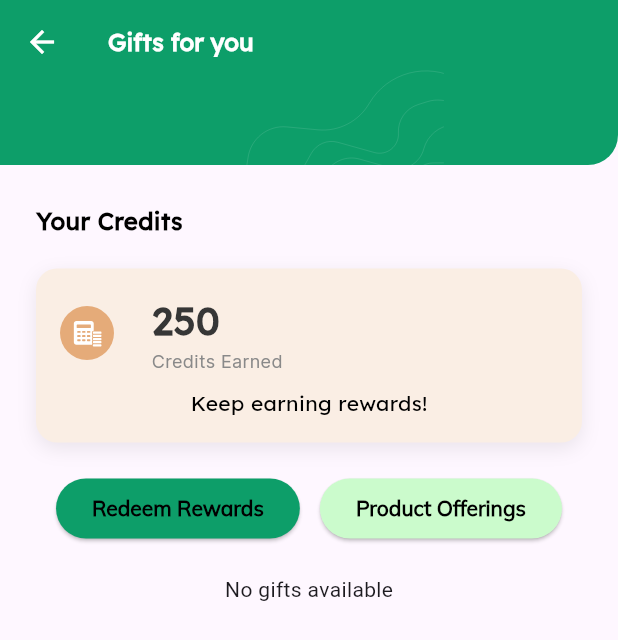
After one commit to hasthiya99/wattchecker-flutter, a Flutter app: the GiftsForYou screen opened directly, after a tap on "Redeem Rewards", on a phone screen of 412 x 824 dp. The commit adds this screen. Shown: the top 640 px of the screen. Run offline on Flutter 3.47's test engine with Material 3 defaults, Android fonts, the phone set to English and light mode, and no system bars; our stand-ins replace camera, dio, fl_chart, flutter_dash, flutter_svg, image_cropper and 3 more; missing offline and left inert: qr_code_scanner; accounts and stored records are empty; network calls fail.

Commit message:
update gifts page

```diff
--- /dev/null
+++ b/lib/screens/gifts_for_you.dart
@@ -0,0 +1,228 @@
+import 'package:flutter/material.dart';
+import 'package:flutter_svg/svg.dart';
+import 'package:dio/dio.dart';
+import 'package:wattchecker/constants/colors.dart';
+import 'package:wattchecker/constants/styles.dart';
+import 'package:wattchecker/services/api.dart';
+import 'package:wattchecker/widgets/appbar.dart';
+import 'package:wattchecker/widgets/gift_card.dart';
+
+class GiftsForYou extends StatefulWidget {
+  const GiftsForYou({super.key});
+
+  @override
+  State<GiftsForYou> createState() => _GiftsForYouState();
+}
+
+class _GiftsForYouState extends State<GiftsForYou> {
+  String selectedTab = 'Redeem Rewards';
+  List<Gift> redeemRewardsGifts = [];
+  List<Gift> productOfferingsGifts = [];
+  bool isLoading = true;
+
+  @override
+  void initState() {
+    super.initState();
+    _fetchGifts();
+  }
+
+  void _setSelectedTab(String tab) {
+    setState(() {
+      selectedTab = tab;
+    });
+  }
+
+  Future<void> _fetchGifts() async {
+    try {
+      Api api = Api();
+      List<Gift> allGifts = await api.getAllGifts();
+      print('Fetched gifts: $allGifts');
+      setState(() {
+        redeemRewardsGifts =
+            allGifts.where((gift) => !gift.isPhysicalGift).toList();
+        productOfferingsGifts =
+            allGifts.where((gift) => gift.isPhysicalGift).toList();
+        isLoading = false;
+      });
+    } catch (e) {
+      // Handle error here
+      setState(() {
+        isLoading = false;
+      });
+    }
+  }
+
+  Widget _buildGiftCard() {
+    List<Gift> giftsToShow = selectedTab == 'Redeem Rewards'
+        ? redeemRewardsGifts
+        : productOfferingsGifts;
+
+    if (isLoading) {
+      return Center(child: CircularProgressIndicator());
+    }
+
+    if (giftsToShow.isEmpty) {
+      return Center(child: Text('No gifts available'));
+    }
+
+    return Column(
+      children: giftsToShow
+          .map((gift) => GiftCard(
+                imagePath: gift.image,
+                title: gift.name,
+                subtitle: gift.description,
+                credits: gift.creditCount,
+                onRedeem: () {
+                  // Add redeem functionality here
+                },
+              ))
+          .toList(),
+    );
+  }
+
+  @override
+  Widget build(BuildContext context) {
+    return GestureDetector(
+      onTap: () => FocusScope.of(context).unfocus(),
+      child: Scaffold(
+        appBar: AppBarWithoutSearch(
+          title: 'Gifts for you',
+        ),
+        body: CustomScrollView(
+          slivers: [
+            SliverPadding(
+              padding:
+                  const EdgeInsets.symmetric(horizontal: 24, vertical: 16.0),
+              sliver: SliverList(
+                delegate: SliverChildListDelegate(
+                  [
+                    SizedBox(height: 10),
+                    const Text(
+                      'Your Credits',
+                      style: TextStyle(
+                        fontFamily: 'Lexend',
+                        fontSize: 16,
+                        fontWeight: FontWeight.w600,
+                        color: Color.fromARGB(255, 0, 0, 0),
+                      ),
+                      textAlign: TextAlign.justify,
+                    ),
+                    const SizedBox(height: 20),
+                    Container(
+                      decoration: BoxDecoration(
+                          color: creamCardColor,
+                          borderRadius: BorderRadius.all(Radius.circular(14)),
+                          boxShadow: [
+                            defaultShadow(),
+                          ]),
+                      child: Padding(
+                        padding: const EdgeInsets.all(16.0),
+                        child: Column(
+                          crossAxisAlignment: CrossAxisAlignment.start,
+                          children: [
+                            Row(
+                              crossAxisAlignment: CrossAxisAlignment.center,
+                              children: [
+                                SvgPicture.asset(
+                                    'assets/icons/annual_cost.svg'),
+                                const SizedBox(width: 25),
+                                Column(
+                                  crossAxisAlignment: CrossAxisAlignment.start,
+                                  children: [
+                                    Text(
+                                      '250',
+                                      style: const TextStyle(
+                                          fontFamily: 'Lexend',
+                                          fontSize: 26,
+                                          color: textBlack,
+                                          fontWeight: FontWeight.w700),
+                                    ),
+                                    Text(
+                                      'Credits Earned',
+                                      style: TextStyle(
+                                          fontFamily: 'Inter',
+                                          fontSize: 12,
+                                          fontWeight: FontWeight.w400,
+                                          color: textGrey),
+                                    )
+                                  ],
+                                ),
+                              ],
+                            ),
+                            const SizedBox(height: 10),
+                            Center(
+                              child: Text(
+                                'Keep earning rewards!',
+                                style: TextStyle(
+                                  fontFamily: 'Lexend',
+                                  fontSize: 14,
+                                  fontWeight: FontWeight.w400,
+                                  color: Color.fromARGB(255, 0, 0, 0),
+                                ),
+                              ),
+                            ),
+                          ],
+                        ),
+                      ),
+                    ),
+                    const SizedBox(height: 20),
+                    Row(
+                      mainAxisAlignment: MainAxisAlignment.spaceEvenly,
+                      children: [
+                        ElevatedButton(
+                          child: Text('Redeem Rewards'),
+                          onPressed: () => _setSelectedTab('Redeem Rewards'),
+                          style: ElevatedButton.styleFrom(
+                            backgroundColor: selectedTab == 'Redeem Rewards'
+                                ? Color.fromRGBO(13, 158, 105,
+                                    1.0) // Dark green for selected
+                                : Color.fromARGB(
+                                    255, 203, 251, 204), // Default color
+                            foregroundColor: Colors.black,
+                            textStyle: const TextStyle(
+                              fontSize: 14,
+                              fontFamily: 'Mulish',
+                              fontWeight: FontWeight.w700,
+                            ),
+                            shape: RoundedRectangleBorder(
+                              borderRadius: BorderRadius.circular(20),
+                            ),
+                          ),
+                        ),
+                        ElevatedButton(
+                          child: Text('Product Offerings'),
+                          onPressed: () => _setSelectedTab('Product Offerings'),
+                          style: ElevatedButton.styleFrom(
+                            backgroundColor: selectedTab == 'Product Offerings'
+                                ? Color.fromRGBO(13, 158, 105,
+                                    1.0) // Dark green for selected
+                                : Color.fromARGB(
+                                    255, 203, 251, 204), // Default color
+                            foregroundColor: Colors.black,
+                            textStyle: const TextStyle(
+                              fontSize: 14,
+                              fontFamily: 'Mulish',
+                              fontWeight: FontWeight.w700,
+                            ),
+                            shape: RoundedRectangleBorder(
+                              borderRadius: BorderRadius.circular(20),
+                            ),
+                          ),
+                        ),
+                      ],
+                    ),
+                    const SizedBox(height: 20),
+                    isLoading
+                        ? Center(child: CircularProgressIndicator())
+                        : _buildGiftCard(),
+                    const SizedBox(height: 100),
+                  ],
+                ),
+              ),
+            ),
+          ],
+        ),
+      ),
+    );
+  }
+}
--- a/lib/services/api.dart
+++ b/lib/services/api.dart
@@ -4,6 +4,7 @@ import 'package:wattchecker/constants/dummy_data.dart';
 import 'package:wattchecker/models/device_info.dart';
 import 'package:wattchecker/models/api_response.dart';
 import 'package:wattchecker/services/shared_prefs.dart';
+import 'package:wattchecker/widgets/gift_card.dart';
 
 class Api {
 
@@ -132,4 +133,19 @@ class Api {
     }
   }
 
+  Future<List<Gift>> getAllGifts() async {
+    try {
+      Response response = await Dio().get('https://watch.hasthiya.org/gift/getAllGifts');
+      print(response.data);
+      if (response.statusCode == 200 ) {
+        List<dynamic> giftsJson = response.data['result']['result'];
+        return giftsJson.map((json) => Gift.fromJson(json)).toList();
+      } else {
+        throw Exception('Failed to load gifts');
+      }
+    } on DioException catch (e) {
+      throw Exception(e.message);
+    }
+  }
+
 }
--- a/lib/widgets/appbar.dart
+++ b/lib/widgets/appbar.dart
@@ -131,3 +131,64 @@ class FeaturePageAppBar extends StatelessWidget implements PreferredSizeWidget {
     );
   }
 }
+
+
+class AppBarWithoutSearch extends StatelessWidget implements PreferredSizeWidget {
+  final String title;
+  const AppBarWithoutSearch({super.key, required this.title});
+
+  @override
+  Size get preferredSize => const Size.fromHeight(110.0);
+
+  @override
+  Widget build(BuildContext context) {
+    return Container(
+      height: preferredSize.height,
+      decoration: const BoxDecoration(
+        borderRadius: BorderRadius.only(bottomRight: Radius.circular(20)),
+        color: appGreen
+      ),
+      child: Stack(
+        children: [
+          SvgPicture.asset('assets/images/appbar_pattern.svg', ),
+          AppBar(
+            automaticallyImplyLeading: false,
+            backgroundColor: Colors.transparent,
+            elevation: null,
+            leading: IconButton(
+              icon: const Icon(
+                Icons.arrow_back,
+                color: Colors.white,
+              ),
+              onPressed: () {
+                Navigator.pop(context);
+              },
+            ),
+            title: Text(
+              title,
+              style: const TextStyle(
+                  fontFamily: 'Lexend',
+                  fontSize: 16,
+                  fontWeight: FontWeight.w600,
+                  color: Colors.white),
+            ),
+            centerTitle: false,
+            flexibleSpace: Column(
+              mainAxisAlignment: MainAxisAlignment.center,
+              children: [
+                const SizedBox(
+                    height: 50), // Add space between title and search bar
+                Padding(
+                  padding: const EdgeInsets.symmetric(
+                    horizontal: 20.0,
+                  ),
+
+                ),
+              ],
+            ),
+          ),
+        ]
+      ),
+    );
+  }
+}
```
Also changed, not shown: lib/widgets/gift_card.dart (added, +152 -0 lines).
